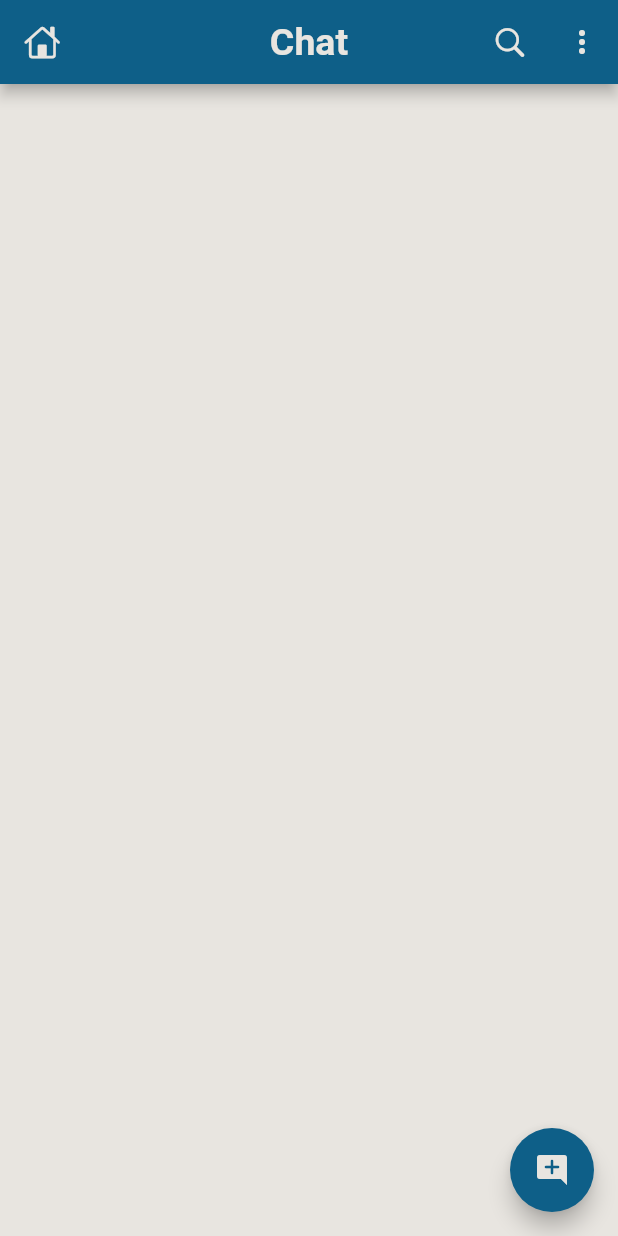
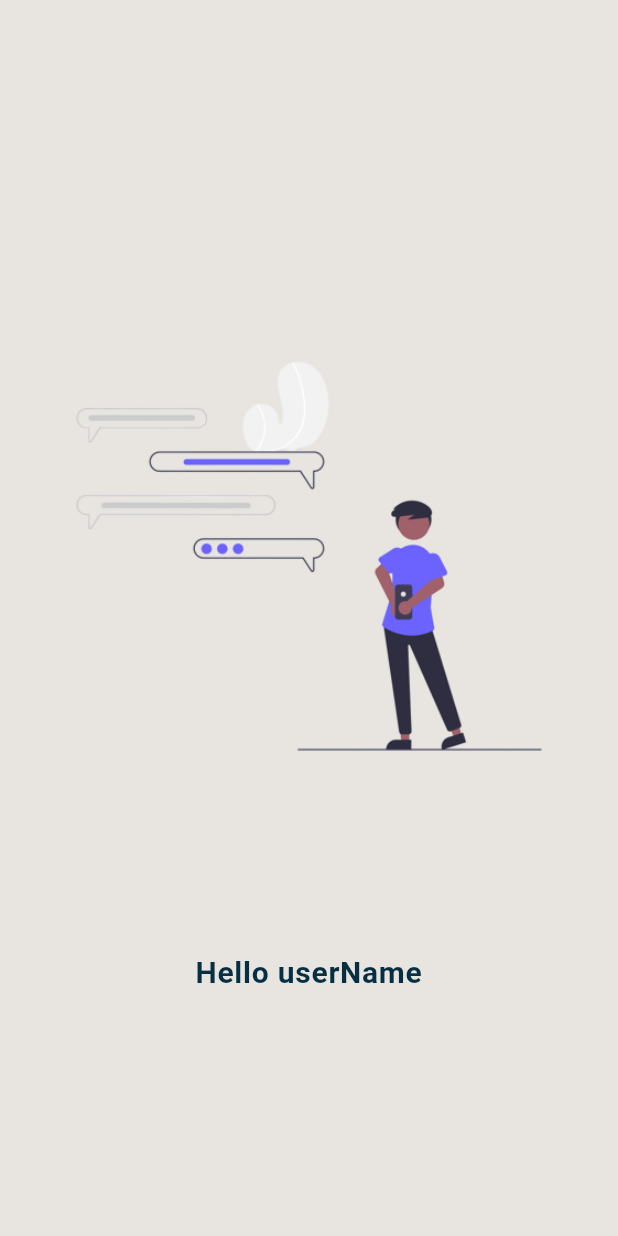
Before and after one commit to AsmaaSaleh1/Spectrum-speak, a Flutter app: the first screen one second after launch, on a phone screen of 412 x 824 dp. Run offline on Flutter 3.47's test engine with Material 2 defaults, Android fonts, the phone set to English and light mode, and no system bars; our stand-ins replace circular_profile_avatar, firebase_core, font_awesome_flutter, google_fonts, universal_platform; accounts and stored records are empty; Roboto replaces fonts that are missing (Tinos).

Commit message:
Chat pages

```diff
--- a/lib/main.dart
+++ b/lib/main.dart
@@ -4,10 +4,12 @@ import 'package:spectrum_speak/firebase_options.dart';
 import 'package:spectrum_speak/screen/chat.dart';
 import 'package:spectrum_speak/screen/main_page.dart';
 import 'package:firebase_core/firebase_core.dart';
+import 'package:spectrum_speak/screen/splash_screen_chat.dart';
 import 'firebase_options.dart';
 import 'const.dart';
-
+late Size mq;
 void main() {
+  WidgetsFlutterBinding.ensureInitialized();
   _initializeFirebase();
   runApp(const MyApp());
 }
@@ -39,7 +41,7 @@ class MyApp extends StatelessWidget {
         textTheme: GoogleFonts.tinosTextTheme(),
       ),
       home: const Scaffold(
-        body: AllChat(),
+        body: SplashChatScreen(),
       ),
     );
   }
--- /dev/null
+++ b/lib/screen/splash_screen_chat.dart
@@ -0,0 +1,64 @@
+import 'package:flutter/material.dart';
+import 'package:flutter/services.dart';
+import 'package:spectrum_speak/const.dart';
+import 'package:spectrum_speak/main.dart';
+import 'package:universal_platform/universal_platform.dart';
+
+import 'chat.dart';
+
+class SplashChatScreen extends StatefulWidget {
+  const SplashChatScreen({Key? key}) : super(key: key);
+
+  @override
+  State<SplashChatScreen> createState() => _SplashChatScreenState();
+}
+
+class _SplashChatScreenState extends State<SplashChatScreen> {
+  @override
+  void initState() {
+    super.initState();
+    Future.delayed(const Duration(seconds: 3), () {
+      Navigator.pushReplacement(
+          context, MaterialPageRoute(builder: (_) => const AllChat()));
+    });
+  }
+
+  @override
+  Widget build(BuildContext context) {
+    final mq = MediaQuery.of(context).size;
+    final isWeb = UniversalPlatform.isWeb;
+
+    return Scaffold(
+      body: Stack(
+        children: [
+          // App Logo
+          Positioned(
+            top: isWeb ? mq.height * 0.12 : mq.height * 0.2,
+            left: isWeb ? mq.width * 0.25 : 0,
+            width: isWeb ? mq.width * 0.5 : mq.width,
+            height: mq.height * 0.5,
+            child: Image.asset(
+              'images/chatSplash.png',
+              fit: BoxFit.contain,
+            ),
+          ),
+          // Text
+          Positioned(
+            bottom: isWeb ? mq.height * 0.12 : mq.height * 0.2,
+            width: mq.width,
+            child: Text(
+              'Hello userName',
+              textAlign: TextAlign.center,
+              style: TextStyle(
+                fontSize: 20,
+                color: kDarkerColor,
+                fontWeight: FontWeight.bold,
+                letterSpacing: 0.5,
+              ),
+            ),
+          ),
+        ],
+      ),
+    );
+  }
+}
--- a/pubspec.yaml
+++ b/pubspec.yaml
@@ -41,6 +41,8 @@ dependencies:
   firebase_core: ^2.22.0
   intl: ^0.18.1
   simple_icons: ^7.10.0
+  universal_platform: ^1.0.0+1
+
 
 dev_dependencies:
   flutter_test:
@@ -70,6 +72,7 @@ flutter:
     - images/profile.jpg
     - images/center.jpg
     - images/availability.png
+    - images/chatSplash.png
   # An image asset can refer to one or more resolution-specific "variants", see
   # https://flutter.dev/assets-and-images/#resolution-aware
 
```
Also changed, not shown: images/chatSplash.png (added), pubspec.lock.
